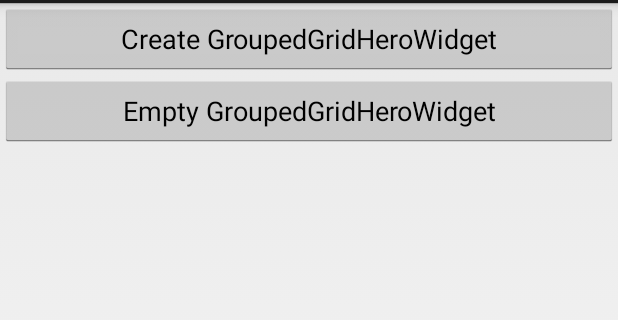
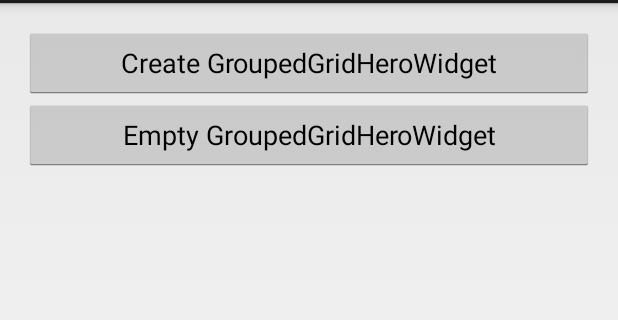
Before and after one commit to inktomi/FirePhoneDemos, an Android app: the layout activity_widget.xml on its own in the app's theme, with its tools: preview values and no code run, on a phone screen of 412 x 824 dp, the part 69-389 px from its top. Run offline under Robolectric (Android 15) with nearby library versions, the phone set to English and light mode, and no system bars.

Commit message:
Added numeric badge sample, optimized imports, etc

```diff
--- a/app/src/main/java/com/zappos/firephone/CircleView.java
+++ b/app/src/main/java/com/zappos/firephone/CircleView.java
@@ -7,8 +7,6 @@
  */
 package com.zappos.firephone;
 
-import com.amazon.headtracking.HeadTrackingEvent;
-
 import android.R.color;
 import android.content.Context;
 import android.graphics.Canvas;
@@ -17,7 +15,7 @@ import android.graphics.PointF;
 import android.util.AttributeSet;
 import android.view.View;
 
-import java.lang.Math;
+import com.amazon.headtracking.HeadTrackingEvent;
 
 /**
  * A custom View that takes HeadTrackingEvents and draws a circle
--- a/app/src/main/res/layout/activity_widget.xml
+++ b/app/src/main/res/layout/activity_widget.xml
@@ -1,9 +1,13 @@
-<?xml version="1.0" encoding="utf-8"?>
-
 <LinearLayout xmlns:android="http://schemas.android.com/apk/res/android"
+              xmlns:tools="http://schemas.android.com/tools"
+              android:layout_width="match_parent"
+              android:layout_height="match_parent"
+              android:paddingLeft="@dimen/activity_horizontal_margin"
+              android:paddingRight="@dimen/activity_horizontal_margin"
+              android:paddingTop="@dimen/activity_vertical_margin"
+              android:paddingBottom="@dimen/activity_vertical_margin"
               android:orientation="vertical"
-              android:layout_width="match_parent"
-              android:layout_height="match_parent">
+              tools:context="com.zappos.firephone.HomeWidgetActivity">
     <Button
         android:id="@+id/btn_set_groupedgridwidget"
         android:layout_width="fill_parent"
--- a/app/src/main/res/menu/menu_sidepanel_navigationpane.xml
+++ b/app/src/main/res/menu/menu_sidepanel_navigationpane.xml
@@ -15,6 +15,9 @@
     <navitem
         android:id="@+id/menu_home_widget"
         android:title="Home Widget"/>
+    <navitem
+        android:id="@+id/menu_numeric_badge"
+        android:title="Numeric Badges"/>
 
     <!-- Subgroup of navigation menu, with a dropdown list of nav items. -->
     <navgroup android:id="@+id/nav_panel_group1"
```
Also changed, not shown: app/src/main/AndroidManifest.xml (+38 -8 lines), app/src/main/java/com/zappos/firephone/BaseActivity.java (+4 -10 lines), app/src/main/java/com/zappos/firephone/MainActivity.java (+0 -26 lines), app/src/main/java/com/zappos/firephone/NumericBadgeActivity.java (added, +46 -0 lines), app/src/main/res/layout/activity_main.xml (+0 -11 lines), app/src/main/res/layout/activity_numeric_badge.xml (added, +24 -0 lines), app/src/main/res/values/strings.xml (+5 -3 lines).
